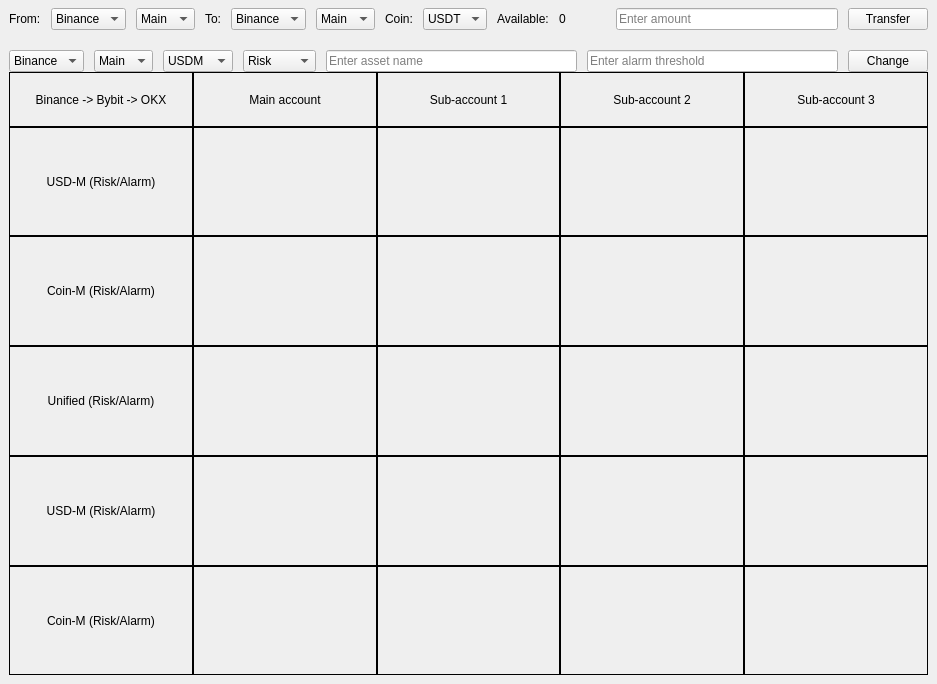
Qt form UI.ui (VoHieu123/crypto_app) before a commit.
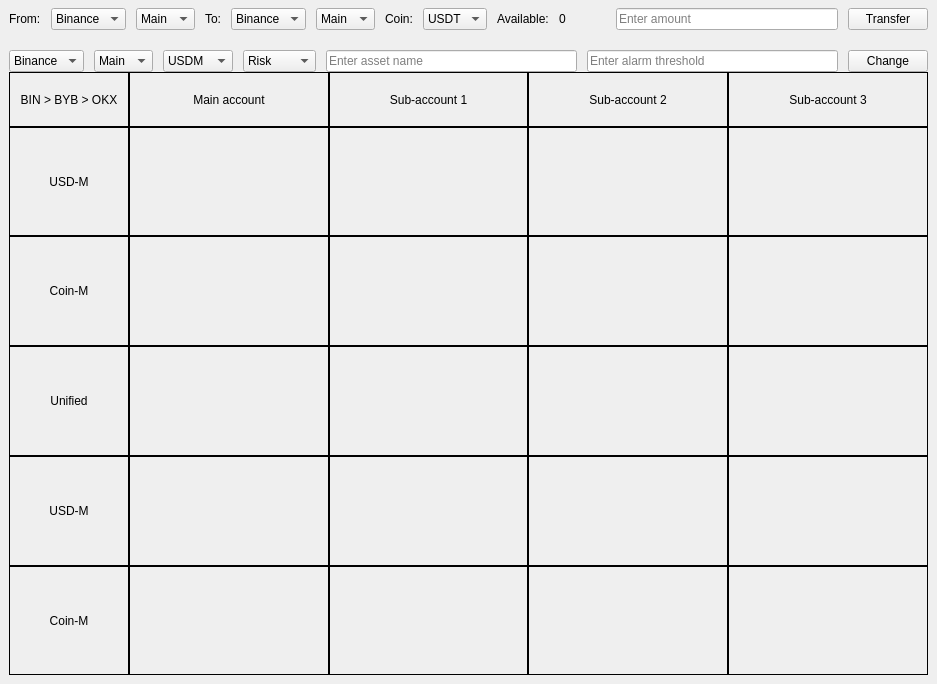
The same form after that commit.

The edit to the form file:
```diff
--- a/UI.ui
+++ b/UI.ui
@@ -351,7 +351,7 @@
            <number>0</number>
           </property>
           <item>
-           <layout class="QGridLayout" name="gridLayout" rowstretch="2,4,4">
+           <layout class="QGridLayout" name="gridLayout" rowstretch="2,4,4" columnstretch="3,5,5,5,5">
             <property name="spacing">
              <number>0</number>
             </property>
@@ -411,7 +411,7 @@
                <item>
                 <widget class="QLabel" name="label_5">
                  <property name="text">
-                  <string>Coin-M (Risk/Alarm)</string>
+                  <string>Coin-M</string>
                  </property>
                  <property name="alignment">
                   <set>Qt::AlignCenter</set>
@@ -433,7 +433,7 @@
                <item>
                 <widget class="QLabel" name="label">
                  <property name="text">
-                  <string>Binance -&gt; Bybit -&gt; OKX</string>
+                  <string>BIN &gt; BYB &gt; OKX</string>
                  </property>
                  <property name="alignment">
                   <set>Qt::AlignCenter</set>
@@ -455,7 +455,7 @@
                <item>
                 <widget class="QLabel" name="label_2">
                  <property name="text">
-                  <string>USD-M (Risk/Alarm)</string>
+                  <string>USD-M</string>
                  </property>
                  <property name="alignment">
                   <set>Qt::AlignCenter</set>
@@ -728,7 +728,7 @@
            <number>0</number>
           </property>
           <item>
-           <layout class="QGridLayout" name="gridLayout_4">
+           <layout class="QGridLayout" name="gridLayout_4" columnstretch="3,5,5,5,5" columnminimumwidth="0,0,0,0,0">
             <property name="bottomMargin">
              <number>0</number>
             </property>
@@ -769,7 +769,7 @@
                <item>
                 <widget class="QLabel" name="label_31">
                  <property name="text">
-                  <string>Unified (Risk/Alarm)</string>
+                  <string>Unified</string>
                  </property>
                  <property name="alignment">
                   <set>Qt::AlignCenter</set>
@@ -888,7 +888,7 @@
            <number>0</number>
           </property>
           <item>
-           <layout class="QGridLayout" name="gridLayout_3">
+           <layout class="QGridLayout" name="gridLayout_3" columnstretch="3,5,5,5,5">
             <property name="bottomMargin">
              <number>0</number>
             </property>
@@ -951,7 +951,7 @@
                <item>
                 <widget class="QLabel" name="label_19">
                  <property name="text">
-                  <string>USD-M (Risk/Alarm)</string>
+                  <string>USD-M</string>
                  </property>
                  <property name="alignment">
                   <set>Qt::AlignCenter</set>
@@ -1017,7 +1017,7 @@
                <item>
                 <widget class="QLabel" name="label_16">
                  <property name="text">
-                  <string>Coin-M (Risk/Alarm)</string>
+                  <string>Coin-M</string>
                  </property>
                  <property name="alignment">
                   <set>Qt::AlignCenter</set>
```
